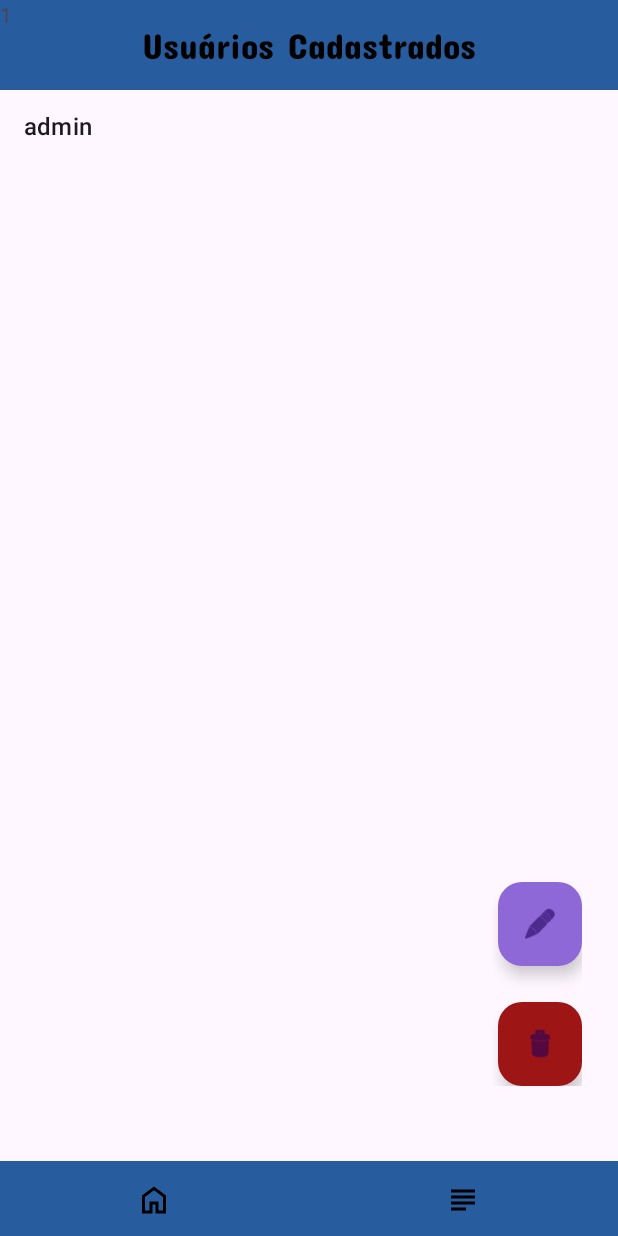
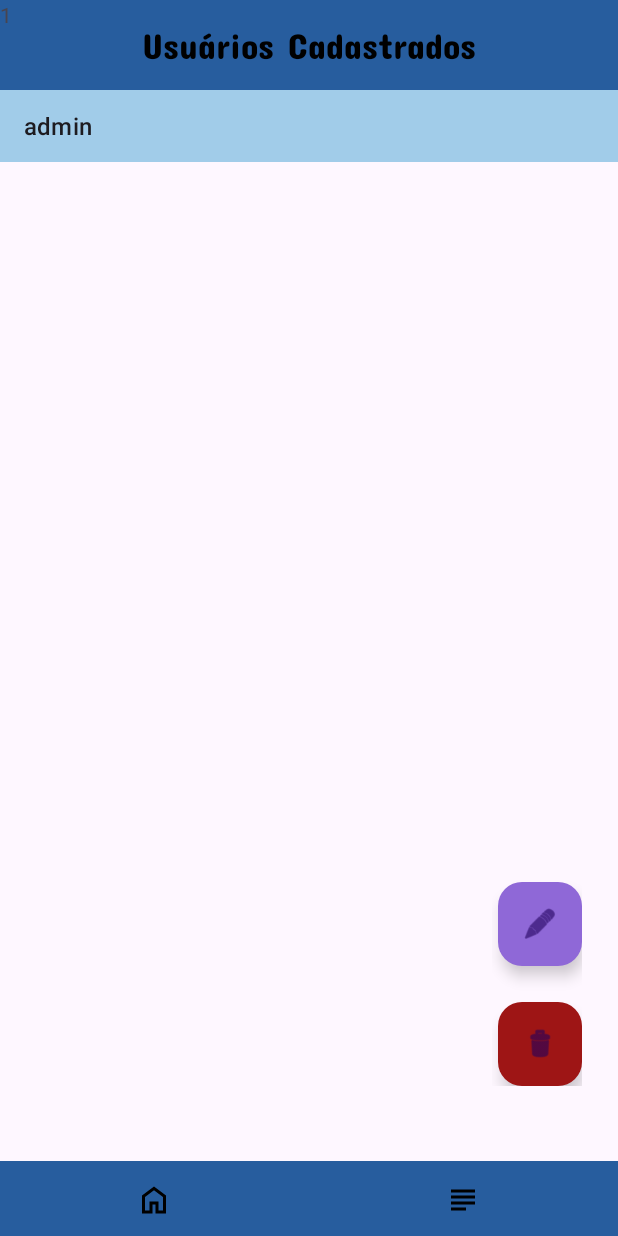
Before and after one commit to liragabrielsou/AccountsList, an Android app: the ListActivity screen opened directly, with no data from a screen before it, after a tap on "admin", on a phone screen of 412 x 824 dp. Run offline under Robolectric (Android 15) with nearby library versions, the phone set to English and light mode, and no system bars.

Commit message:
All Features are complete and corrected,except some treatments Listex v0.4

```diff
--- a/app/src/main/java/com/example/accountslist/MyDatabaseHelper.kt
+++ b/app/src/main/java/com/example/accountslist/MyDatabaseHelper.kt
@@ -65,7 +65,7 @@ class MyDatabaseHelper (context: Context):
         val users= mutableListOf<User>()
 
         val db = this.readableDatabase
-        val cursor = db.rawQuery("SELECT * FROM user Where id = ?",null)
+        val cursor = db.rawQuery("SELECT * FROM user WHERE idUser = ?", arrayOf(id.toString()))
 
         cursor.use{
             while (it.moveToNext()){
--- a/app/src/main/res/layout/activity_list.xml
+++ b/app/src/main/res/layout/activity_list.xml
@@ -33,7 +33,8 @@
         <ListView
             android:id="@+id/listRegisters"
             android:layout_width="match_parent"
-            android:layout_height="match_parent" />
+            android:layout_height="match_parent"
+            android:listSelector="@color/BabyBlue" />
     </LinearLayout>
 
     <LinearLayout
```
Also changed, not shown: app/src/main/java/com/example/accountslist/UpdateActivity.kt (+9 -7 lines).
